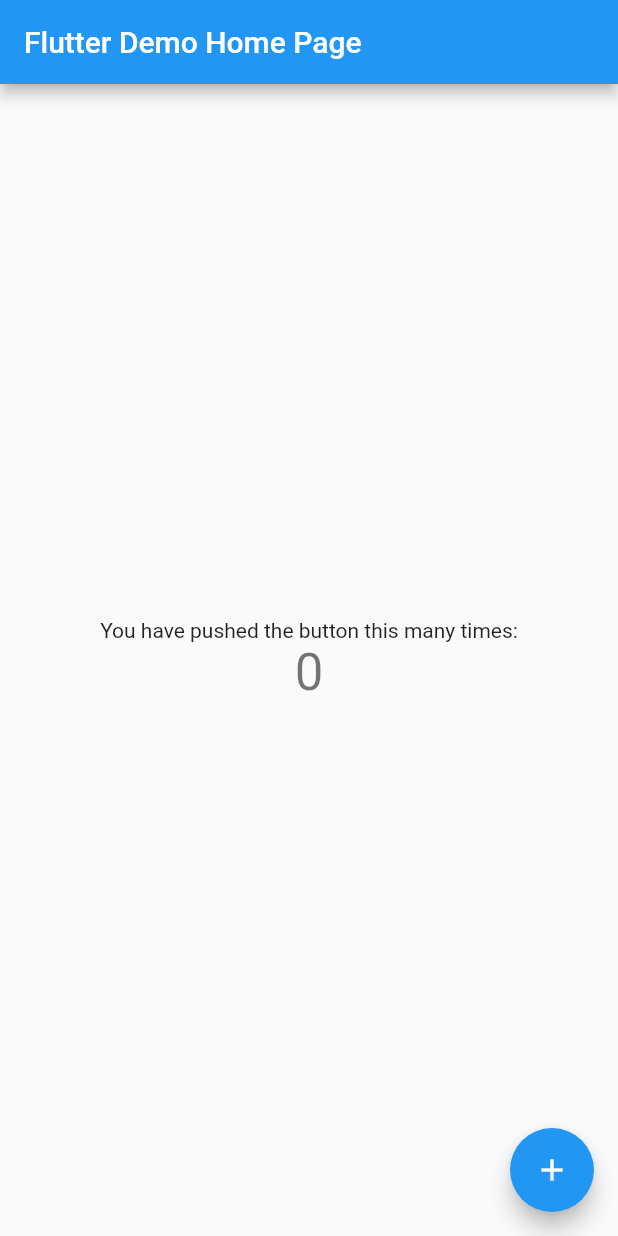
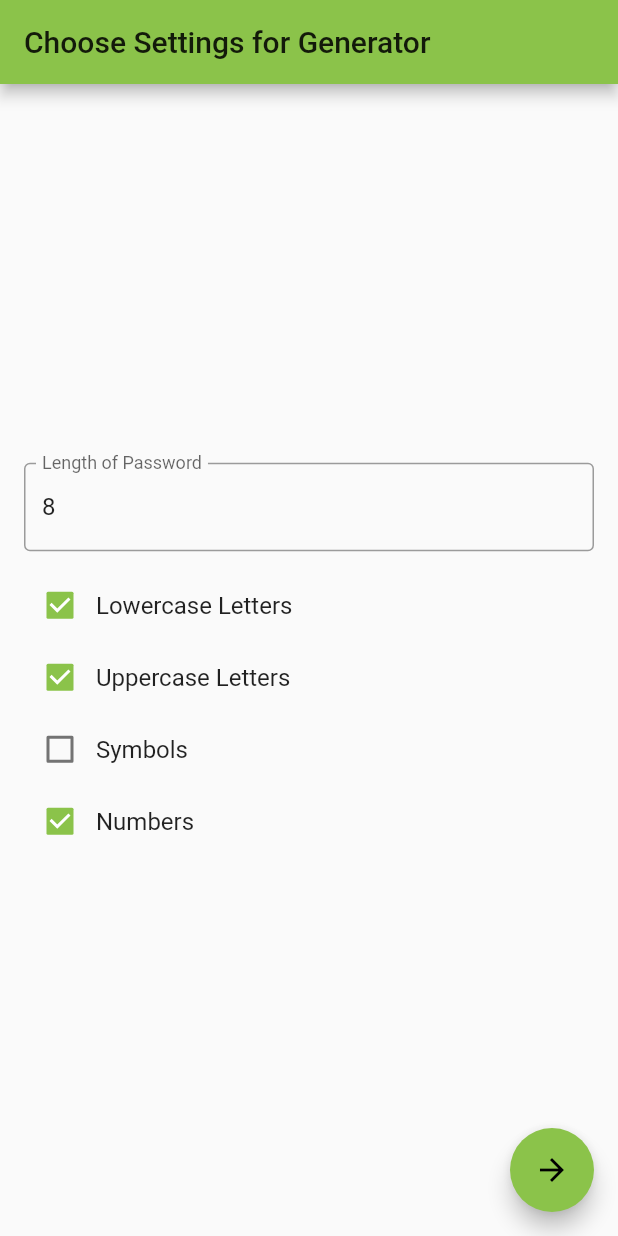
Before and after one commit to semelyanov86/easypassword, a Flutter app: the screen it shows after launch, on a phone screen of 412 x 824 dp. Run offline on Flutter 3.47's test engine with Material 2 defaults, Android fonts, the phone set to English and light mode, and no system bars; missing offline and left inert: random_password_generator.

Commit message:
Alfa version of application

```diff
--- /dev/null
+++ b/lib/initial_data_settings.dart
@@ -0,0 +1,11 @@
+class InitialDataSettings {
+  static final length = 8;
+
+  static bool lowercase = true;
+
+  static bool uppercase = true;
+
+  static bool symbols = false;
+
+  static bool numbers = true;
+}
--- a/lib/main.dart
+++ b/lib/main.dart
@@ -1,113 +1,20 @@
 import 'package:flutter/material.dart';
+import 'package:pass_generator/settings_selector_page.dart';
 
 void main() {
-  runApp(MyApp());
+  runApp(AppWidget());
 }
 
-class MyApp extends StatelessWidget {
+class AppWidget extends StatelessWidget {
   // This widget is the root of your application.
   @override
   Widget build(BuildContext context) {
     return MaterialApp(
-      title: 'Flutter Demo',
+      title: 'Password Generator',
       theme: ThemeData(
-        // This is the theme of your application.
-        //
-        // Try running your application with "flutter run". You'll see the
-        // application has a blue toolbar. Then, without quitting the app, try
-        // changing the primarySwatch below to Colors.green and then invoke
-        // "hot reload" (press "r" in the console where you ran "flutter run",
-        // or simply save your changes to "hot reload" in a Flutter IDE).
-        // Notice that the counter didn't reset back to zero; the application
-        // is not restarted.
-        primarySwatch: Colors.blue,
+        primarySwatch: Colors.lightGreen,
       ),
-      home: MyHomePage(title: 'Flutter Demo Home Page'),
+      home: SettingsSelectorPage(),
     );
   }
 }
-
-class MyHomePage extends StatefulWidget {
-  MyHomePage({Key? key, required this.title}) : super(key: key);
-
-  // This widget is the home page of your application. It is stateful, meaning
-  // that it has a State object (defined below) that contains fields that affect
-  // how it looks.
-
-  // This class is the configuration for the state. It holds the values (in this
-  // case the title) provided by the parent (in this case the App widget) and
-  // used by the build method of the State. Fields in a Widget subclass are
-  // always marked "final".
-
-  final String title;
-
-  @override
-  _MyHomePageState createState() => _MyHomePageState();
-}
-
-class _MyHomePageState extends State<MyHomePage> {
-  int _counter = 0;
-
-  void _incrementCounter() {
-    setState(() {
-      // This call to setState tells the Flutter framework that something has
-      // changed in this State, which causes it to rerun the build method below
-      // so that the display can reflect the updated values. If we changed
-      // _counter without calling setState(), then the build method would not be
-      // called again, and so nothing would appear to happen.
-      _counter++;
-    });
-  }
-
-  @override
-  Widget build(BuildContext context) {
-    // This method is rerun every time setState is called, for instance as done
-    // by the _incrementCounter method above.
-    //
-    // The Flutter framework has been optimized to make rerunning build methods
-    // fast, so that you can just rebuild anything that needs updating rather
-    // than having to individually change instances of widgets.
-    return Scaffold(
-      appBar: AppBar(
-        // Here we take the value from the MyHomePage object that was created by
-        // the App.build method, and use it to set our appbar title.
-        title: Text(widget.title),
-      ),
-      body: Center(
-        // Center is a layout widget. It takes a single child and positions it
-        // in the middle of the parent.
-        child: Column(
-          // Column is also a layout widget. It takes a list of children and
-          // arranges them vertically. By default, it sizes itself to fit its
-          // children horizontally, and tries to be as tall as its parent.
-          //
-          // Invoke "debug painting" (press "p" in the console, choose the
-          // "Toggle Debug Paint" action from the Flutter Inspector in Android
-          // Studio, or the "Toggle Debug Paint" command in Visual Studio Code)
-          // to see the wireframe for each widget.
-          //
-          // Column has various properties to control how it sizes itself and
-          // how it positions its children. Here we use mainAxisAlignment to
-          // center the children vertically; the main axis here is the vertical
-          // axis because Columns are vertical (the cross axis would be
-          // horizontal).
-          mainAxisAlignment: MainAxisAlignment.center,
-          children: <Widget>[
-            Text(
-              'You have pushed the button this many times:',
-            ),
-            Text(
-              '$_counter',
-              style: Theme.of(context).textTheme.headline4,
-            ),
-          ],
-        ),
-      ),
-      floatingActionButton: FloatingActionButton(
-        onPressed: _incrementCounter,
-        tooltip: 'Increment',
-        child: Icon(Icons.add),
-      ), // This trailing comma makes auto-formatting nicer for build methods.
-    );
-  }
-}
--- /dev/null
+++ b/lib/randomizer_page.dart
@@ -0,0 +1,57 @@
+import 'package:flutter/material.dart';
+import 'package:random_password_generator/random_password_generator.dart';
+
+class RandomizerPage extends StatefulWidget {
+  final int length;
+
+  final bool uppercase, lowercase, symbols, numbers;
+
+  const RandomizerPage({
+    Key? key,
+    required this.length,
+    required this.uppercase,
+    required this.lowercase,
+    required this.symbols,
+    required this.numbers,
+  }) : super(key: key);
+
+  @override
+  State<StatefulWidget> createState() {
+    return RandomizerPageState();
+  }
+}
+
+class RandomizerPageState extends State<RandomizerPage> {
+  String? _generatedPass;
+
+  final password = RandomPasswordGenerator();
+
+  @override
+  Widget build(BuildContext context) {
+    return Scaffold(
+      appBar: AppBar(
+        title: Text('Password Randomizer'),
+      ),
+      body: Center(
+        child: Text(
+          _generatedPass ?? 'Generate a password',
+          style: TextStyle(fontSize: 42),
+        ),
+      ),
+      floatingActionButton: FloatingActionButton.extended(
+        label: Text('Generate Password'),
+        onPressed: () => {
+          setState(() => {
+                _generatedPass = password.randomPassword(
+                    passwordLength: widget.length.toDouble(),
+                    letters: widget.lowercase,
+                    uppercase: widget.uppercase,
+                    numbers: widget.numbers,
+                    specialChar: widget.symbols)
+              })
+        },
+      ),
+      floatingActionButtonLocation: FloatingActionButtonLocation.centerFloat,
+    );
+  }
+}
--- /dev/null
+++ b/lib/settings_form.dart
@@ -0,0 +1,133 @@
+import 'package:flutter/material.dart';
+import 'package:pass_generator/initial_data_settings.dart';
+
+typedef IntValueSetter = void Function(int value);
+
+typedef BoolValueSetter = void Function(bool value);
+
+class RangeTextFormField extends StatelessWidget {
+  RangeTextFormField(
+      {Key? key,
+      required this.labelText,
+      required this.intValueSetter,
+      required this.initialValue})
+      : super(key: key);
+
+  final String labelText;
+
+  final int initialValue;
+
+  final IntValueSetter intValueSetter;
+
+  @override
+  Widget build(BuildContext context) {
+    return TextFormField(
+      decoration:
+          InputDecoration(border: OutlineInputBorder(), labelText: labelText),
+      initialValue: initialValue.toString(),
+      keyboardType:
+          TextInputType.numberWithOptions(decimal: false, signed: true),
+      onSaved: (newValue) => intValueSetter(int.parse(newValue ?? '8')),
+      validator: (value) {
+        if (value == null || int.tryParse(value) == null) {
+          return 'Here must be a valid number';
+        }
+        if (int.parse(value) < 2) {
+          return 'Password length should be more then 2';
+        }
+        return null;
+      },
+    );
+  }
+}
+
+class CheckboxSettingFormField extends StatelessWidget {
+  const CheckboxSettingFormField(
+      {Key? key,
+      required this.labelText,
+      required this.boolValueSetter,
+      required this.initialValue})
+      : super(key: key);
+
+  final String labelText;
+
+  final bool initialValue;
+
+  final BoolValueSetter boolValueSetter;
+
+  @override
+  Widget build(BuildContext context) {
+    return Row(
+      mainAxisAlignment: MainAxisAlignment.start,
+      crossAxisAlignment: CrossAxisAlignment.center,
+      children: [
+        Checkbox(
+          value: initialValue,
+          onChanged: (bool? value) {
+            boolValueSetter(value ?? false);
+          },
+        ),
+        Text(labelText, style: Theme.of(context).textTheme.subtitle1),
+      ],
+    );
+  }
+}
+
+class SettingsForm extends StatelessWidget {
+  SettingsForm({
+    Key? key,
+    required this.formKey,
+    required this.intValueSetter,
+    required this.lowercaseValueSetter,
+    required this.uppercaseValueSetter,
+    required this.symbolsValueSetter,
+    required this.numbersValueSetter,
+  }) : super(key: key);
+
+  final GlobalKey<FormState> formKey;
+
+  final IntValueSetter intValueSetter;
+
+  final BoolValueSetter lowercaseValueSetter;
+  final BoolValueSetter uppercaseValueSetter;
+  final BoolValueSetter symbolsValueSetter;
+  final BoolValueSetter numbersValueSetter;
+
+  @override
+  Widget build(BuildContext context) {
+    return Form(
+      key: formKey,
+      child: Padding(
+        padding: const EdgeInsets.all(16),
+        child: Column(
+          mainAxisAlignment: MainAxisAlignment.center,
+          children: [
+            RangeTextFormField(
+              labelText: 'Length of Password',
+              intValueSetter: intValueSetter,
+              initialValue: InitialDataSettings.length,
+            ),
+            SizedBox(height: 12),
+            CheckboxSettingFormField(
+              labelText: 'Lowercase Letters',
+              boolValueSetter: lowercaseValueSetter,
+              initialValue: InitialDataSettings.lowercase,
+            ),
+            CheckboxSettingFormField(
+                labelText: 'Uppercase Letters',
+                boolValueSetter: uppercaseValueSetter,
+                initialValue: InitialDataSettings.uppercase),
+            CheckboxSettingFormField(
+                labelText: 'Symbols',
+                boolValueSetter: symbolsValueSetter,
+                initialValue: InitialDataSettings.symbols),
+            CheckboxSettingFormField(
+                labelText: 'Numbers',
+                boolValueSetter: numbersValueSetter,
+                initialValue: InitialDataSettings.numbers),
+          ],
+        ),
+      ),
+    );
+  }
+}
--- /dev/null
+++ b/lib/settings_selector_page.dart
@@ -0,0 +1,94 @@
+import 'package:flutter/material.dart';
+import 'package:pass_generator/randomizer_page.dart';
+import 'package:pass_generator/settings_form.dart';
+
+import 'initial_data_settings.dart';
+
+class SettingsSelectorPage extends StatefulWidget {
+  SettingsSelectorPage({Key? key}) : super(key: key);
+
+  @override
+  _SettingsSelectorPageState createState() => _SettingsSelectorPageState();
+}
+
+class _SettingsSelectorPageState extends State<SettingsSelectorPage> {
+  final formKey = GlobalKey<FormState>();
+
+  int _length = 8;
+
+  bool _uppercase = true;
+
+  bool _lowercase = true;
+
+  bool _symbols = false;
+
+  bool _numbers = true;
+
+  _SettingsSelectorPageState() {
+    this._numbers = InitialDataSettings.numbers;
+    this._lowercase = InitialDataSettings.lowercase;
+    this._symbols = InitialDataSettings.symbols;
+    this._uppercase = InitialDataSettings.uppercase;
+  }
+
+  @override
+  Widget build(BuildContext context) {
+    return Scaffold(
+      appBar: AppBar(
+        title: Text('Choose Settings for Generator'),
+      ),
+      body: SettingsForm(
+        formKey: formKey,
+        intValueSetter: (value) => _length = value,
+        uppercaseValueSetter: (value) => {
+          InitialDataSettings.uppercase = value,
+          setState(() => _uppercase = value)
+        },
+        lowercaseValueSetter: (value) => {
+          InitialDataSettings.lowercase = value,
+          setState(() => _lowercase = value)
+        },
+        symbolsValueSetter: (value) => {
+          InitialDataSettings.symbols = value,
+          setState(() => _symbols = value)
+        },
+        numbersValueSetter: (value) => {
+          InitialDataSettings.numbers = value,
+          setState(() => _numbers = value)
+        },
+      ),
+      floatingActionButton: FloatingActionButton(
+        child: Icon(Icons.arrow_forward),
+        onPressed: () => {
+          if (!_numbers && !_symbols && !_uppercase && !_lowercase)
+            {
+              showDialog<String>(
+                context: context,
+                builder: (BuildContext context) => AlertDialog(
+                  title: const Text('Wrong configuration popup'),
+                  content: const Text('You need to choose one of checkboxes'),
+                  actions: <Widget>[
+                    TextButton(
+                      onPressed: () => Navigator.pop(context, 'OK'),
+                      child: const Text('OK'),
+                    ),
+                  ],
+                ),
+              )
+            }
+          else if (formKey.currentState?.validate() == true)
+            {
+              formKey.currentState?.save(),
+              Navigator.of(context).push(MaterialPageRoute(
+                  builder: (context) => RandomizerPage(
+                      length: _length,
+                      uppercase: _uppercase,
+                      lowercase: _lowercase,
+                      symbols: _symbols,
+                      numbers: _numbers)))
+            }
+        },
+      ),
+    );
+  }
+}
--- a/pubspec.yaml
+++ b/pubspec.yaml
@@ -28,6 +28,7 @@ dependencies:
   # The following adds the Cupertino Icons font to your application.
   # Use with the CupertinoIcons class for iOS style icons.
   cupertino_icons: ^1.0.2
+  random_password_generator: ^0.2.1
 
 dev_dependencies:
   flutter_test:
```
Also changed, not shown: pubspec.lock, 1 other file.
